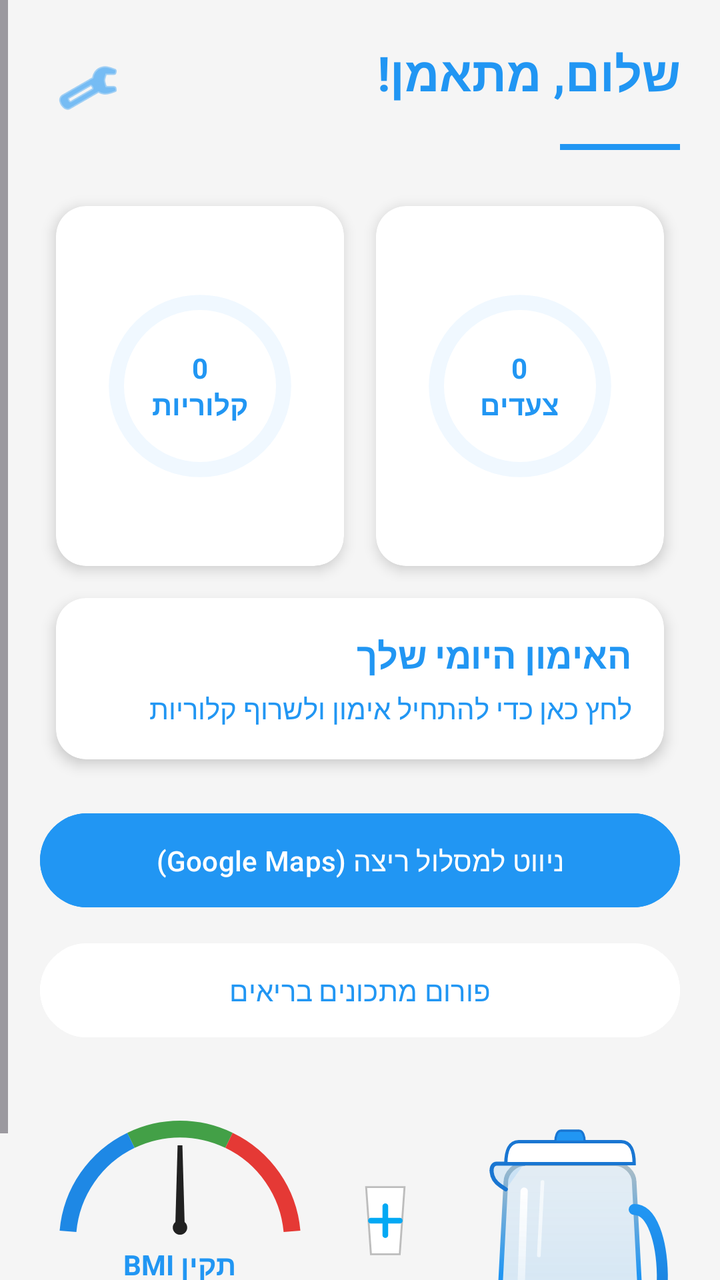
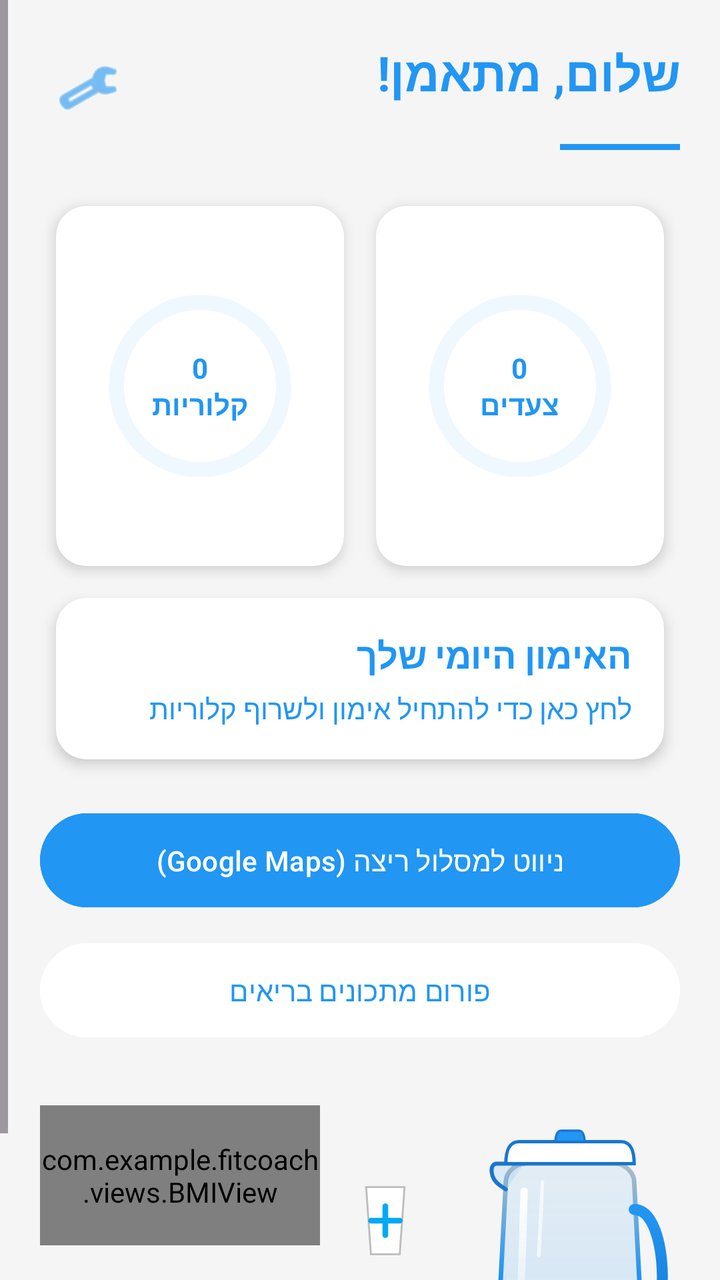

Compare the two renders of this Android layout. The source of the first and the diff that turns it into the second are given below.
<!-- AndroidManifest.xml: application theme Theme.FitCoach -->
<!-- res/layout/activity_main.xml -->
<?xml version="1.0" encoding="utf-8"?>
<ScrollView xmlns:android="http://schemas.android.com/apk/res/android"
    xmlns:app="http://schemas.android.com/apk/res-auto"
    xmlns:tools="http://schemas.android.com/tools"
    android:id="@+id/main"
    android:layout_width="match_parent"
    android:layout_height="match_parent"
    android:background="#F5F5F5"
    android:layoutDirection="rtl"
    tools:context=".screens.MainActivity">

    <LinearLayout
        android:layout_width="match_parent"
        android:layout_height="wrap_content"
        android:orientation="vertical"
        android:padding="20dp">

        <LinearLayout
            android:layout_width="match_parent"
            android:layout_height="wrap_content"
            android:layout_marginBottom="20dp"
            android:gravity="center_horizontal"
            android:orientation="vertical">

            <LinearLayout
                android:layout_width="match_parent"
                android:layout_height="wrap_content"
                android:orientation="horizontal">

                <TextView
                    android:id="@+id/tv_main_welcome"
                    android:layout_width="wrap_content"
                    android:layout_height="wrap_content"
                    android:text="@string/hello_trainee"
                    android:textColor="#2196F3"
                    android:textSize="24sp"
                    android:textStyle="bold" />

                <Space
                    android:layout_width="0dp"
                    android:layout_height="wrap_content"
                    android:layout_weight="1" />

                <ImageButton
                    android:id="@+id/btn_settings_gear"
                    android:layout_width="48dp"
                    android:layout_height="48dp"
                    android:background="?attr/selectableItemBackgroundBorderless"
                    android:contentDescription="@null"
                    android:src="@android:drawable/ic_menu_preferences"
                    app:tint="#2196F3" />
            </LinearLayout>

            <View
                android:layout_width="60dp"
                android:layout_height="3dp"
                android:layout_gravity="start"
                android:layout_marginTop="4dp"
                android:background="#2196F3" />

        </LinearLayout>

        <LinearLayout
            android:layout_width="match_parent"
            android:layout_height="wrap_content"
            android:orientation="horizontal"
            android:weightSum="2">

            <androidx.cardview.widget.CardView
                android:layout_width="0dp"
                android:layout_height="180dp"
                android:layout_margin="8dp"
                android:layout_weight="1"
                app:cardCornerRadius="15dp"
                app:cardElevation="4dp">

                <RelativeLayout
                    android:layout_width="match_parent"
                    android:layout_height="match_parent"
                    android:padding="15dp">

                    <ProgressBar
                        android:id="@+id/pb_main_steps"
                        style="?android:attr/progressBarStyleHorizontal"
                        android:layout_width="match_parent"
                        android:layout_height="match_parent"
                        android:progressDrawable="@drawable/circular_progress" />

                    <TextView
                        android:id="@+id/tv_main_steps_val"
                        android:layout_width="wrap_content"
                        android:layout_height="wrap_content"
                        android:layout_centerInParent="true"
                        android:gravity="center"
                        android:text="@string/steps_with_value_placeholder"
                        android:textColor="#2196F3"
                        android:textStyle="bold" />
                </RelativeLayout>
            </androidx.cardview.widget.CardView>

            <androidx.cardview.widget.CardView
                android:layout_width="0dp"
                android:layout_height="180dp"
                android:layout_margin="8dp"
                android:layout_weight="1"
                app:cardCornerRadius="15dp"
                app:cardElevation="4dp">

                <RelativeLayout
                    android:layout_width="match_parent"
                    android:layout_height="match_parent"
                    android:padding="15dp">

                    <ProgressBar
                        android:id="@+id/pb_main_calories"
                        style="?android:attr/progressBarStyleHorizontal"
                        android:layout_width="match_parent"
                        android:layout_height="match_parent"
                        android:progressDrawable="@drawable/circular_progress" />

                    <TextView
                        android:id="@+id/tv_main_calories_val"
                        android:layout_width="wrap_content"
                        android:layout_height="wrap_content"
                        android:layout_centerInParent="true"
                        android:gravity="center"
                        android:text="@string/calories_with_value_placeholder"
                        android:textColor="#2196F3"
                        android:textStyle="bold" />
                </RelativeLayout>
            </androidx.cardview.widget.CardView>
        </LinearLayout>

        <androidx.cardview.widget.CardView
            android:id="@+id/cv_workout_entry"
            android:layout_width="match_parent"
            android:layout_height="wrap_content"
            android:layout_margin="8dp"
            android:clickable="true"
            android:focusable="true"
            android:foreground="?attr/selectableItemBackground"
            app:cardCornerRadius="15dp"
            app:cardElevation="4dp">

            <LinearLayout
                android:layout_width="match_parent"
                android:layout_height="wrap_content"
                android:orientation="vertical"
                android:padding="16dp">

                <TextView
                    android:layout_width="wrap_content"
                    android:layout_height="wrap_content"
                    android:text="@string/daily_workout_header"
                    android:textColor="#2196F3"
                    android:textSize="18sp"
                    android:textStyle="bold" />

                <TextView
                    android:layout_width="wrap_content"
                    android:layout_height="wrap_content"
                    android:layout_marginTop="5dp"
                    android:text="@string/start_workout_promo"
                    android:textColor="#2196F3" />
            </LinearLayout>
        </androidx.cardview.widget.CardView>

        <Button
            android:id="@+id/btn_main_navigation"
            android:layout_width="match_parent"
            android:layout_height="55dp"
            android:layout_marginTop="15dp"
            android:backgroundTint="#2196F3"
            android:text="@string/navigation_running_route"
            android:textColor="@android:color/white" />

        <Button
            android:id="@+id/btn_main_forum"
            android:layout_width="match_parent"
            android:layout_height="55dp"
            android:layout_marginTop="10dp"
            android:backgroundTint="@android:color/white"
            android:text="@string/healthy_recipes_forum"
            android:textColor="#2196F3" />

        <RelativeLayout
            android:layout_width="match_parent"
            android:layout_height="wrap_content"
            android:layout_marginTop="30dp">

            <LinearLayout
                android:id="@+id/ll_bmi_gauge"
                android:layout_width="wrap_content"
                android:layout_height="wrap_content"
                android:layout_alignParentEnd="true"
                android:gravity="center"
                android:orientation="vertical">

                <RelativeLayout
                    android:layout_width="140dp"
                    android:layout_height="70dp">

                    <ImageView
                        android:layout_width="match_parent"
                        android:layout_height="match_parent"
                        android:contentDescription="@null"
                        android:src="@drawable/bmi_gauge_arc_bold" />

                    <ImageView
                        android:id="@+id/iv_bmi_needle"
                        android:layout_width="match_parent"
                        android:layout_height="match_parent"
                        android:contentDescription="@null"
                        android:padding="5dp"
                        android:src="@drawable/bmi_needle_bold" />
                </RelativeLayout>

                <TextView
                    android:id="@+id/tv_bmi_status_text"
                    android:layout_width="wrap_content"
                    android:layout_height="wrap_content"
                    android:text="@string/bmi_normal"
                    android:textColor="#2196F3"
                    android:textStyle="bold" />
            </LinearLayout>

            <LinearLayout
                android:id="@+id/ll_water_jug"
                android:layout_width="wrap_content"
                android:layout_height="wrap_content"
                android:layout_alignParentStart="true"
                android:layout_toStartOf="@id/ll_bmi_gauge"
                android:gravity="bottom"
                android:orientation="horizontal">

                <FrameLayout
                    android:layout_width="110dp"
                    android:layout_height="150dp">

                    <ImageView
                        android:layout_width="match_parent"
                        android:layout_height="match_parent"
                        android:contentDescription="@null"
                        android:src="@drawable/ic_water_jug" />

                    <ProgressBar
                        android:id="@+id/pb_water_jug"
                        style="?android:attr/progressBarStyleHorizontal"
                        android:layout_width="match_parent"
                        android:layout_height="match_parent"
                        android:progressDrawable="@drawable/water_fill_style" />
                </FrameLayout>

                <LinearLayout
                    android:layout_width="wrap_content"
                    android:layout_height="wrap_content"
                    android:layout_marginStart="10dp"
                    android:orientation="vertical">

                    <ImageButton
                        android:id="@+id/btn_add_water"
                        android:layout_width="55dp"
                        android:layout_height="55dp"
                        android:background="@android:color/transparent"
                        android:contentDescription="@null"
                        android:src="@drawable/ic_glass_plus" />

                    <ImageButton
                        android:id="@+id/btn_remove_water"
                        android:layout_width="55dp"
                        android:layout_height="55dp"
                        android:layout_marginTop="10dp"
                        android:background="@android:color/transparent"
                        android:contentDescription="@null"
                        android:src="@drawable/ic_glass_minus" />
                </LinearLayout>
            </LinearLayout>
        </RelativeLayout>
    </LinearLayout>
</ScrollView>
<!-- resources referenced by this layout -->
<resources>
  <!-- drawable bmi_gauge_arc_bold (drawable) -->
  <?xml version="1.0" encoding="utf-8"?>
  <vector xmlns:android="http://schemas.android.com/apk/res/android"
      android:width="200dp"
      android:height="100dp"
      android:viewportWidth="200"
      android:viewportHeight="100">
      <path
          android:pathData="M20,90 A80,80 0 0,1 65,25"
          android:strokeWidth="12"
          android:strokeColor="#1E88E5" />
      <path
          android:pathData="M65,25 A80,80 0 0,1 135,25"
          android:strokeWidth="12"
          android:strokeColor="#43A047" />
      <path
          android:pathData="M135,25 A80,80 0 0,1 180,90"
          android:strokeWidth="12"
          android:strokeColor="#E53935" />
  </vector>
  <!-- drawable bmi_needle_bold (drawable) -->
  <?xml version="1.0" encoding="utf-8"?>
  <vector xmlns:android="http://schemas.android.com/apk/res/android"
      android:width="120dp"
      android:height="120dp"
      android:viewportWidth="100"
      android:viewportHeight="100">
      <path
          android:fillColor="#212121"
          android:pathData="M48,25 L52,25 L54,95 L46,95 Z" />
      <path
          android:fillColor="#212121"
          android:pathData="M50,93.5m-6,0a6,6 0 1,1 12,0a6,6 0 1,1 -12,0" />
  </vector>
  <!-- drawable ic_glass_minus (drawable) -->
  <vector xmlns:android="http://schemas.android.com/apk/res/android"
      android:width="48dp"
      android:height="48dp"
      android:viewportWidth="100"
      android:viewportHeight="100">
      
      <path
          android:fillColor="#FFFFFF"
          android:pathData="M30,15 L70,15 L65,85 L35,85 Z"
          android:strokeWidth="2"
          android:strokeColor="#BDBDBD" />
      
      <path
          android:pathData="M35,50 H65"
          android:strokeWidth="6"
          android:strokeColor="#03A9F4"
          android:strokeLineCap="round" />
  </vector>
  <!-- drawable ic_glass_plus (drawable) -->
  <vector xmlns:android="http://schemas.android.com/apk/res/android"
      android:width="48dp"
      android:height="48dp"
      android:viewportWidth="100"
      android:viewportHeight="100">
      
      <path
          android:fillColor="#FFFFFF"
          android:pathData="M30,15 L70,15 L65,85 L35,85 Z"
          android:strokeWidth="2"
          android:strokeColor="#BDBDBD" />
      
      <path
          android:pathData="M50,35 V65 M35,50 H65"
          android:strokeWidth="6"
          android:strokeColor="#03A9F4"
          android:strokeLineCap="round" />
  </vector>
  <!-- drawable water_fill_style (drawable) -->
  <?xml version="1.0" encoding="utf-8"?>
  <layer-list xmlns:android="http://schemas.android.com/apk/res/android">
      
      <item android:id="@android:id/background">
          <shape>
              <solid android:color="#00000000" />
          </shape>
      </item>
  
      
      <item android:id="@android:id/progress">
          <clip
              android:clipOrientation="vertical"
              android:drawable="@drawable/ic_water_liquid"
              android:gravity="bottom" />
      </item>
  </layer-list>
  <string name="bmi_normal">BMI תקין</string>
  <string name="calories_with_value_placeholder">0\nקלוריות</string>
  <string name="daily_workout_header">האימון היומי שלך</string>
  <string name="healthy_recipes_forum">פורום מתכונים בריאים</string>
  <string name="hello_trainee">שלום, מתאמן!</string>
  <string name="navigation_running_route">ניווט למסלול ריצה (Google Maps)</string>
  <string name="start_workout_promo">לחץ כאן כדי להתחיל אימון ולשרוף קלוריות</string>
  <string name="steps_with_value_placeholder">0\nצעדים</string>
  <style name="Theme.FitCoach" parent="Base.Theme.FitCoach" />
  <style name="Base.Theme.FitCoach" parent="Theme.Material3.DayNight.NoActionBar">
          
          
      </style>
  <!-- unchanged entries left out for length: 3 -->
</resources>

<!-- the commit's change to res/layout/activity_main.xml (unified diff, before → after) -->
@@ -196,32 +196,11 @@
                 android:gravity="center"
                 android:orientation="vertical">
 
-                <RelativeLayout
+                <com.example.fitcoach.views.BMIView
+                    android:id="@+id/bmi_view"
                     android:layout_width="140dp"
-                    android:layout_height="70dp">
-
-                    <ImageView
-                        android:layout_width="match_parent"
-                        android:layout_height="match_parent"
-                        android:contentDescription="@null"
-                        android:src="@drawable/bmi_gauge_arc_bold" />
-
-                    <ImageView
-                        android:id="@+id/iv_bmi_needle"
-                        android:layout_width="match_parent"
-                        android:layout_height="match_parent"
-                        android:contentDescription="@null"
-                        android:padding="5dp"
-                        android:src="@drawable/bmi_needle_bold" />
-                </RelativeLayout>
-
-                <TextView
-                    android:id="@+id/tv_bmi_status_text"
-                    android:layout_width="wrap_content"
-                    android:layout_height="wrap_content"
-                    android:text="@string/bmi_normal"
-                    android:textColor="#2196F3"
-                    android:textStyle="bold" />
+                    android:layout_height="70dp" />
+
             </LinearLayout>
 
             <LinearLayout
<!-- resource entries referenced after the edit -->
@@ -1,39 +1,5 @@
 <!-- resources referenced by this layout -->
 <resources>
-  <!-- drawable bmi_gauge_arc_bold (drawable) -->
-  <?xml version="1.0" encoding="utf-8"?>
-  <vector xmlns:android="http://schemas.android.com/apk/res/android"
-      android:width="200dp"
-      android:height="100dp"
-      android:viewportWidth="200"
-      android:viewportHeight="100">
-      <path
-          android:pathData="M20,90 A80,80 0 0,1 65,25"
-          android:strokeWidth="12"
-          android:strokeColor="#1E88E5" />
-      <path
-          android:pathData="M65,25 A80,80 0 0,1 135,25"
-          android:strokeWidth="12"
-          android:strokeColor="#43A047" />
-      <path
-          android:pathData="M135,25 A80,80 0 0,1 180,90"
-          android:strokeWidth="12"
-          android:strokeColor="#E53935" />
-  </vector>
-  <!-- drawable bmi_needle_bold (drawable) -->
-  <?xml version="1.0" encoding="utf-8"?>
-  <vector xmlns:android="http://schemas.android.com/apk/res/android"
-      android:width="120dp"
-      android:height="120dp"
-      android:viewportWidth="100"
-      android:viewportHeight="100">
-      <path
-          android:fillColor="#212121"
-          android:pathData="M48,25 L52,25 L54,95 L46,95 Z" />
-      <path
-          android:fillColor="#212121"
-          android:pathData="M50,93.5m-6,0a6,6 0 1,1 12,0a6,6 0 1,1 -12,0" />
-  </vector>
   <!-- drawable ic_glass_minus (drawable) -->
   <vector xmlns:android="http://schemas.android.com/apk/res/android"
       android:width="48dp"
@@ -90,7 +56,6 @@
               android:gravity="bottom" />
       </item>
   </layer-list>
-  <string name="bmi_normal">BMI תקין</string>
   <string name="calories_with_value_placeholder">0\nקלוריות</string>
   <string name="daily_workout_header">האימון היומי שלך</string>
   <string name="healthy_recipes_forum">פורום מתכונים בריאים</string>
